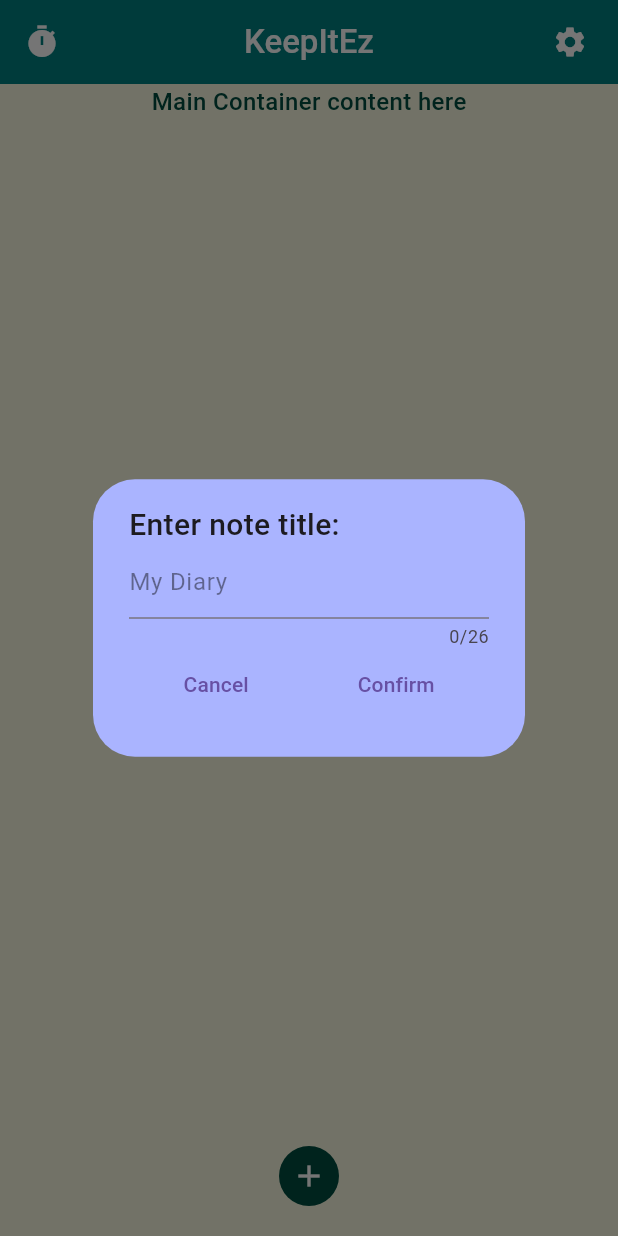
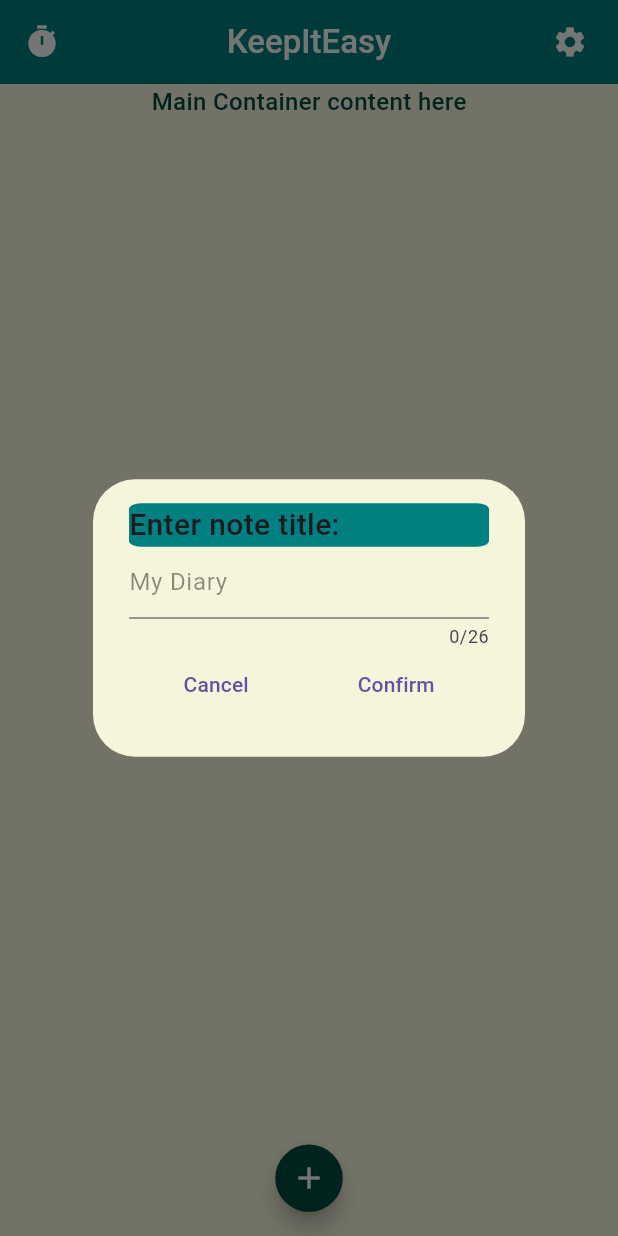
Before and after one commit to costasphot/KeepItEasy, a Flutter app: the screen it shows after launch, after a tap on the "add" icon, on a phone screen of 412 x 824 dp. Run offline on Flutter 3.47's test engine with Material 3 defaults, Android fonts, the light colour scheme and no system bars.

Commit message:
Language implementation, global settings, many fixes

```diff
--- /dev/null
+++ b/lib/global_settings.dart
@@ -0,0 +1,23 @@
+// global_settings.dart
+// This file groups all the global variables needed throughout the entire project.
+// . (global file)
+
+import "package:flutter/material.dart";
+import "package:flutter/services.dart";
+
+void exitApp() {
+  SystemNavigator.pop();
+}
+
+class GlobalSettings {
+  // Example of a global theme setting
+  static ThemeData themeData = ThemeData.light();
+
+  // Example of a global MediaQueryData setting (this should be updated in your main widget)
+  static MediaQueryData? mediaQueryData;
+
+  // Method to initialize MediaQueryData
+  static void initializeMediaQuery(BuildContext context) {
+    mediaQueryData = MediaQuery.of(context);
+  }
+}
--- /dev/null
+++ b/lib/language_data.dart
@@ -0,0 +1,268 @@
+// language_data.dart
+// The file contains the initializations and the data for every language.
+// (main.dart) -> (settings_functionality.dart) -> (languages_implementation.dart) -> .
+
+// Define the enum for language options
+enum LanguageOption { english, german, french, spanish, italian, greek, romanian, chinese, japanese, korean }
+
+final Map<LanguageOption, String> languageOptions = { // TODO: Make sure they"re correct
+  LanguageOption.english: "English",
+  LanguageOption.german: "Deutsch",
+  LanguageOption.french: "Français",
+  LanguageOption.spanish: "Español",
+  LanguageOption.italian: "Italiano",
+  LanguageOption.greek: "Ελληνικά",
+  LanguageOption.romanian: "Română",
+  LanguageOption.chinese: "中國人",
+  LanguageOption.japanese: "日本語",
+  LanguageOption.korean: "한국어",
+};
+
+class LanguageData { // TODO: Finish all these
+  static final Map<String, Map<String, String>> _localizedValues = {
+    // english, deutsch, french, spanish, italian, greek, romanian, chinese, japanese, korean
+    "en": {
+      "timer": "Timer",
+      "settings": "Settings",
+      "setting1": "Themes",
+      "setting2": "Languages",
+      "setting3": "Exit",
+      "language": "",
+      "chooseTheme": "",
+      "chooseLanguage": "",
+      "exitSettings": "",
+      "addNote": "Add a note",
+      "enterTitle": "Enter note title",
+      "enterTitleHint": "My Diary",
+      "cancelTitle": "Cancel",
+      "confirmTitle": "Confirm",
+      "newNoteGoBack": "Go Back",
+      "newNoteSaveTitle": "Save Title",
+      "newNoteEditTitle": "Edit Title",
+      "newNoteTextHint": "Date 25/07/2024\n\nYesterday, I began studying flutter and dart..."
+    },
+
+    "de": {
+      "timer": "",
+      "settings": "",
+      "setting1": "",
+      "setting2": "",
+      "setting3": "",
+      "language": "",
+      "chooseTheme": "",
+      "chooseLanguage": "",
+      "exitSettings": "",
+      "addNote": "",
+      "enterTitle": "",
+      "enterTitleHint": "",
+      "cancelTitle": "",
+      "confirmTitle": "",
+      "newNoteGoBack": "",
+      "newNoteSaveTitle": "",
+      "newNoteEditTitle": "",
+      "newNoteTextHint": ""
+    },
+
+    "fr": {
+      "timer": "",
+      "settings": "",
+      "setting1": "",
+      "setting2": "",
+      "setting3": "",
+      "language": "",
+      "chooseTheme": "",
+      "chooseLanguage": "",
+      "exitSettings": "",
+      "addNote": "",
+      "enterTitle": "",
+      "enterTitleHint": "",
+      "cancelTitle": "",
+      "confirmTitle": "",
+      "newNoteGoBack": "",
+      "newNoteSaveTitle": "",
+      "newNoteEditTitle": "",
+      "newNoteTextHint": ""
+    },
+
+    "es": {
+      "timer": "",
+      "settings": "",
+      "setting1": "",
+      "setting2": "",
+      "setting3": "",
+      "language": "",
+      "chooseTheme": "",
+      "chooseLanguage": "",
+      "exitSettings": "",
+      "addNote": "",
+      "enterTitle": "",
+      "enterTitleHint": "",
+      "cancelTitle": "",
+      "confirmTitle": "",
+      "newNoteGoBack": "",
+      "newNoteSaveTitle": "",
+      "newNoteEditTitle": "",
+      "newNoteTextHint": ""
+    },
+
+    "it": {
+      "timer": "",
+      "settings": "",
+      "setting1": "",
+      "setting2": "",
+      "setting3": "",
+      "language": "",
+      "chooseTheme": "",
+      "chooseLanguage": "",
+      "exitSettings": "",
+      "addNote": "",
+      "enterTitle": "",
+      "enterTitleHint": "",
+      "cancelTitle": "",
+      "confirmTitle": "",
+      "newNoteGoBack": "",
+      "newNoteSaveTitle": "",
+      "newNoteEditTitle": "",
+      "newNoteTextHint": ""
+    },
+
+    "gr": {
+      "timer": "Χρονόμετρο",
+      "settings": "Ρυθμίσεις",
+      "setting1": "Θέματα", // TODO: should I have the setting(k) or the "chooseTheme", "chooseLanguage" etc? I mean what was their purpose?
+      "setting2": "Γλώσσες", // They don"t make sense and seem like they"re just duplicates
+      "setting3": "Έξοδος",
+      "language": "",
+      "chooseTheme": "",
+      "chooseLanguage": "",
+      "exitSettings": "",
+      "addNote": "Προσθέστε μία σημείωση",
+      "enterTitle": "Επιλέξτε έναν τίτλο",
+      "enterTitleHint": "Το ημερολόγιό μου",
+      "cancelTitle": "Ακύρωση",
+      "confirmTitle": "Συνέχεια",
+      "newNoteGoBack": "Πίσω",
+      "newNoteSaveTitle": "Αποθήκευση τίτλου",
+      "newNoteEditTitle": "Επεξεργασία τίτλου",
+      "newNoteTextHint": "Ημερομηνία: 25/07/2024\n\nΧθες, ξεκίνησα να διαβάσω flutter και dart..."
+    },
+
+    "ro": {
+      "timer": "Temporizator",
+      "settings": "Setări",
+      "setting1": "Teme",
+      "setting2": "Limbi",
+      "setting3": "Ieșire",
+      "language": "",
+      "chooseTheme": "",
+      "chooseLanguage": "",
+      "exitSettings": "",
+      "addNote": "Adaugă notiță",
+      "enterTitle": "Introdu Titlul notiței",
+      "enterTitleHint": "Jurnalul meu",
+      "cancelTitle": "Șterge",
+      "confirmTitle": "Confirmare",
+      "newNoteGoBack": "Înapoi",
+      "newNoteSaveTitle": "Salvează titlul",
+      "newNoteEditTitle": "Editează titlul",
+      "newNoteTextHint": "Data 26/07/24\n\nIeri, am început să învăț..."
+    },
+
+    "cn": {
+      "timer": "",
+      "settings": "",
+      "setting1": "",
+      "setting2": "",
+      "setting3": "",
+      "language": "",
+      "chooseTheme": "",
+      "chooseLanguage": "",
+      "exitSettings": "",
+      "addNote": "",
+      "enterTitle": "",
+      "enterTitleHint": "",
+      "cancelTitle": "",
+      "confirmTitle": "",
+      "newNoteGoBack": "",
+      "newNoteEditTitle": "",
+      "newNoteTextHint": ""
+    },
+
+    "jp": {
+      "timer": "",
+      "settings": "",
+      "setting1": "",
+      "setting2": "",
+      "setting3": "",
+      "language": "",
+      "chooseTheme": "",
+      "chooseLanguage": "",
+      "exitSettings": "",
+      "addNote": "",
+      "enterTitle": "",
+      "enterTitleHint": "",
+      "cancelTitle": "",
+      "confirmTitle": "",
+      "newNoteGoBack": "",
+      "newNoteEditTitle": "",
+      "newNoteTextHint": ""
+    },
+
+    "kr": {
+      "timer": "",
+      "settings": "",
+      "setting1": "",
+      "setting2": "",
+      "setting3": "",
+      "language": "",
+      "chooseTheme": "",
+      "chooseLanguage": "",
+      "exitSettings": "",
+      "addNote": "",
+      "enterTitle": "",
+      "enterTitleHint": "",
+      "cancelTitle": "",
+      "confirmTitle": "",
+      "newNoteGoBack": "",
+      "newNoteEditTitle": "",
+      "newNoteTextHint": ""
+    },
+  };
+
+  static String languageCode = "en";
+
+  static String getText(String key) {
+    return _localizedValues[languageCode]?[key] ?? key;
+  }
+
+  static void setLanguage(String code) {
+    languageCode = code;
+  }
+
+  static String getLanguageCode(LanguageOption language) {
+    switch (language) {
+      case LanguageOption.english:
+        return "en";
+      case LanguageOption.german:
+        return "de";
+      case LanguageOption.french:
+        return "fr";
+      case LanguageOption.spanish:
+        return "es";
+      case LanguageOption.italian:
+        return "it";
+      case LanguageOption.greek:
+        return "gr";
+      case LanguageOption.romanian:
+        return "ro";
+      case LanguageOption.chinese:
+        return "cn";
+      case LanguageOption.japanese:
+        return "jp";
+      case LanguageOption.korean:
+        return "kr";
+      default:
+        return "en"; // Fallback to English
+    }
+  }
+}
--- a/lib/main.dart
+++ b/lib/main.dart
@@ -1,16 +1,21 @@
 // main.dart
 // This is the main file.
+// . (main)
 
-import 'package:flutter/material.dart';
-import 'dart:math';
+import "package:flutter/material.dart";
+import "dart:math";
 
-import './notes_functionality.dart';
-import './settings_functionality.dart';
+import "./notes_functionality.dart";
+import "./settings_functionality.dart";
+import "./global_settings.dart";
+import "./language_data.dart";
 
 void main() {
-  runApp(const MaterialApp(
-    home: KeepItEz(),
+  runApp(MaterialApp( // Removed 'const' from here because the theme cannot be a constant
+    home: const KeepItEz(),
     debugShowCheckedModeBanner: false,
+    theme: GlobalSettings.themeData, // Use global theme
+    // TODO: learn more about the theme
   ));
 }
 
@@ -27,6 +32,9 @@ class _KeepItEzState extends State<KeepItEz> {
 
   @override
   Widget build(BuildContext context) {
+    // Initialize MediaQueryData
+    GlobalSettings.initializeMediaQuery(context);
+
     return Scaffold(
       appBar: AppBar(
         backgroundColor: const Color.fromRGBO(0, 128, 128, 1),
@@ -35,10 +43,10 @@ class _KeepItEzState extends State<KeepItEz> {
           onPressed: () {
             // Add timer functionality
           },
-          tooltip: "Timer",
+          tooltip: LanguageData.getText("timer"),
           icon: const Icon(Icons.timer),
         ),
-        title: const Text("KeepItEz", style: TextStyle(fontWeight: FontWeight.w500)),
+        title: const Text("KeepItEasy", style: TextStyle(fontWeight: FontWeight.w500)),
         centerTitle: true,
         actions: [
           Padding(
@@ -46,16 +54,22 @@ class _KeepItEzState extends State<KeepItEz> {
             child: ConstrainedBox(
               constraints: const BoxConstraints(maxWidth: 50, maxHeight: 50),
               child: Tooltip(
-                message: settingsFunctionality.showTooltip ? "" : "Settings",
+                message: settingsFunctionality.showTooltip ? "" : LanguageData.getText("settings"),
                 child: PopupMenuButton<SettingOption>(
                   onSelected: (value) {
-                    settingsFunctionality.handleSettingOptionChange(this, value);
+                    settingsFunctionality.handleSettingOptionChange(
+                      context,
+                      () => setState(() {}) /* Current state to be used in the 'setState' method; value passed: _KeepItEzState */,
+                      value
+                    );
                   },
                   onCanceled: () {
-                    settingsFunctionality.handlePopupMenuCanceled(this);
+                    settingsFunctionality.handlePopupMenuCanceled(
+                      () => setState(() {})
+                    );
                   },
                   itemBuilder: (BuildContext context) {
-                    return settingOptions.entries.map((entry) {
+                    return settingOptions.entries.map((entry) { // TODO: Fix the pop-up menu's items when changing the language. It doesn't get updated
                       return PopupMenuItem<SettingOption>(
                         value: entry.key,
                         child: Text(
@@ -87,8 +101,8 @@ class _KeepItEzState extends State<KeepItEz> {
         height: double.infinity,
         width: double.infinity,
         color: const Color.fromRGBO(249, 249, 224, 1), // Soft Cream
-        child: Column(
-          children: const [
+        child: const Column( // REMOVE COLUMN HERE AFTER I'M DONE
+          children: [
             Text(
               "Main Container content here",
               style: TextStyle(
@@ -101,15 +115,22 @@ class _KeepItEzState extends State<KeepItEz> {
         ),
       ),
       floatingActionButtonLocation: FloatingActionButtonLocation.centerFloat,
-      floatingActionButton: IconButton(
-        onPressed: () {
-          showNoteStartup(context, titleName);
-        },
-        tooltip: "Add a note",
-        icon: const Icon(Icons.add),
-        style: const ButtonStyle(
-          backgroundColor: MaterialStatePropertyAll(Color.fromRGBO(0, 77, 64, 1)),
-          iconColor: MaterialStatePropertyAll(Color.fromRGBO(255, 255, 255, 1)),
+      floatingActionButton: SizedBox(
+        width: 45.0,
+        height: 45.0,
+        child: FloatingActionButton(
+          onPressed: () {
+            showNoteStartup(context, titleName);
+          },
+          tooltip: LanguageData.getText('addNote'),
+          backgroundColor: const Color.fromRGBO(0, 77, 64, 1),
+          shape: RoundedRectangleBorder(
+            borderRadius: BorderRadius.circular(32.0),
+          ),
+          child: const Icon(
+            Icons.add,
+            color: Color.fromRGBO(255, 255, 255, 1),
+          ),
         ),
       ),
     );
--- a/lib/notes_functionality.dart
+++ b/lib/notes_functionality.dart
@@ -1,26 +1,36 @@
 // notes_functionality.dart
 // This file implements the entire functionality of the 'Add Note' button and the new notes to be created.
+// (main.dart) -> .
 
-import 'package:flutter/material.dart';
+import "package:flutter/material.dart";
+import "./language_data.dart";
 
 Future<void> showNoteStartup(BuildContext context /* Instance */, String titleName) /* Threads (run on its own/run in parallel with the program) */ {
   TextEditingController controller = TextEditingController();
-  dynamic userInput;
+  // dynamic userInput;
 
   return showDialog<void>(
     context: context,
     builder: (BuildContext context) {
       return AlertDialog( // If I were to add a SizedBox to control the size of AlertDialog as a parent, it would be overriden by its contents,
-                          // because that's how AlertDialog works. It often ignores such constraints
-        backgroundColor: const Color.fromRGBO(170, 180, 255, 1),
+                            // because that's how AlertDialog works. It often ignores such constraints
+        backgroundColor: const Color.fromRGBO(245, 245, 220, 1),
         content: Column(
           mainAxisSize: MainAxisSize.min, // Ensures the dialog fits its content
           children: [
             Container(
               alignment: Alignment.topLeft,
-              child: const Text(
-                "Enter note title:",
-                style: TextStyle(
+              decoration: const BoxDecoration(
+                borderRadius: BorderRadius.all(Radius.elliptical(8, 4)),
+                border: Border.symmetric(
+                  horizontal: BorderSide.none,
+                  vertical: BorderSide.none,
+                ),
+                color: Color.fromRGBO(0, 128, 128, 1),
+              ),
+              child: Text(
+                "${LanguageData.getText("enterTitle")}:",
+                style: const TextStyle(
                   fontWeight: FontWeight.w500,
                   fontSize: 20,
                 )
@@ -31,9 +41,9 @@ Future<void> showNoteStartup(BuildContext context /* Instance */, String titleNa
               child: SizedBox(
                 width: 240,
                 child: TextField(
-                  decoration: const InputDecoration(
-                    hintText: "My Diary",
-                    hintStyle: TextStyle(
+                  decoration: InputDecoration(
+                    hintText: LanguageData.getText("enterTitleHint"),
+                    hintStyle: const TextStyle(
                       color: Color.fromRGBO(0, 0, 0, 0.445),
                     )
                   ),
@@ -49,16 +59,17 @@ Future<void> showNoteStartup(BuildContext context /* Instance */, String titleNa
                   onPressed: () {
                     Navigator.of(context).pop();
                   },
-                  child: const Text("Cancel"),
+                  child: Text(LanguageData.getText("cancelTitle")),
                 ),
                 TextButton( // Confirm Button
                   onPressed: () {
                     titleName = controller.text;
                     if (titleName != "") {
+                      Navigator.of(context).pop();
                       Navigator.push(context, MaterialPageRoute(builder: (context) => NewNote(titleName: titleName)));
                     } // TODO: else -> show an error (maybe)
                   },
-                  child: const Text("Confirm"),
+                  child: Text(LanguageData.getText("confirmTitle")),
                 )
               ]
             ),
@@ -118,7 +129,7 @@ class _NewNoteState extends State<NewNote> {
           onPressed: () {
             Navigator.pop(context);
           },
-          tooltip: "Go Back",
+          tooltip: LanguageData.getText("newNoteGoBack"),
           icon: const Icon(Icons.arrow_back),
         ),
         centerTitle: true,
@@ -149,7 +160,7 @@ class _NewNoteState extends State<NewNote> {
             padding: const EdgeInsets.only(right: 8.0),
             child: IconButton(
               onPressed: toggleEditTitle,
-              tooltip: isEditingTitle ? "Save Title" : "Edit Title",
+              tooltip: isEditingTitle ? LanguageData.getText("newNoteEditTitle") : LanguageData.getText("newNoteSaveTitle"),
               icon: Icon(isEditingTitle ? Icons.check : Icons.edit),
             ),
           )
@@ -164,9 +175,9 @@ class _NewNoteState extends State<NewNote> {
           children: [
             Expanded(
               child: TextField( // TODO: Study to implement storing the notes in .json files
-                decoration: const InputDecoration(
-                  hintText: "Date: 25/07/2024\n\nYesterday, I began studying flutter and dart...",
-                  hintStyle: TextStyle(
+                decoration: InputDecoration(
+                  hintText: LanguageData.getText("newNoteTextHint"),
+                  hintStyle: const TextStyle(
                     fontWeight: FontWeight.w200,
                     color: Color.fromRGBO(176, 190, 197, 1), // Light Grey
                   ),
--- a/lib/settings_functionality.dart
+++ b/lib/settings_functionality.dart
@@ -1,10 +1,12 @@
 // settings_functionality.dart
-// The file implements the functionalities of the 'Settings' button.
+// This file implements the functionalities of the 'Settings' button.
+// (main.dart) -> .
 
-// ignore_for_file: invalid_use_of_protected_member
-// TODO: maybe fix the above
+import "package:flutter/material.dart";
 
-import 'package:flutter/material.dart';
+import "./languages_implementation.dart";
+import "./language_data.dart";
+import "./global_settings.dart";
 
 // Define the enum for settings options
 enum SettingOption { option1, option2, option3 }
@@ -13,51 +15,54 @@ const int settingsButtonDelayMilliseconds = 220;
 
 // Define the options for the popup menu
 final Map<SettingOption, String> settingOptions = {
-  SettingOption.option1: "Setting 1",
-  SettingOption.option2: "Setting 2",
-  SettingOption.option3: "Exit",
+  SettingOption.option1: LanguageData.getText("setting1"), // Themes
+  SettingOption.option2: LanguageData.getText("setting2"), // Languages
+  SettingOption.option3: LanguageData.getText("setting3"), // Exit
 };
 
 class SettingsFunctionality {
   bool showTooltip = false;
   SettingOption? selectedOption;
+  LanguageOption? selectedLanguage = LanguageOption.english; // Default language
 
-  void handleSettingOptionChange(State state, SettingOption? value) {
-    state.setState(() {
-      selectedOption = value;
-      showTooltip = true;
-    });
+  void handleSettingOptionChange(BuildContext context, VoidCallback setStateCallback, SettingOption? value) {
+    setStateCallback();
+
+    showTooltip = true;
+    selectedOption = value;
 
     if (value != null) {
       switch (value) {
         case SettingOption.option1:
-          // Add functionality for Setting 1
+          // Add functionality for Themes
           break;
         case SettingOption.option2:
-          // Add functionality for Setting 2
+          showLanguagesPopup(context, selectedLanguage, (LanguageOption newLanguage) {
+            selectedLanguage = newLanguage;
+            LanguageData.setLanguage(LanguageData.getLanguageCode(newLanguage));
+            setStateCallback();
+          });
           break;
         case SettingOption.option3:
-          // Add functionality for Setting 3
+          Navigator.of(context).pop(); // Exit the current pop-up menu first
+          exitApp();
           break;
       }
     }
 
     Future.delayed(const Duration(milliseconds: settingsButtonDelayMilliseconds), () {
-      state.setState(() {
-        showTooltip = false;
-      });
+      setStateCallback();
+      showTooltip = false;
     });
   }
 
-  void handlePopupMenuCanceled(State state) {
-    state.setState(() {
-      showTooltip = true;
-    });
+  void handlePopupMenuCanceled(VoidCallback setStateCallback) {
+    setStateCallback();
+    showTooltip = true;
 
     Future.delayed(const Duration(milliseconds: settingsButtonDelayMilliseconds), () {
-      state.setState(() {
-        showTooltip = false;
-      });
+      setStateCallback();
+      showTooltip = false;
     });
   }
 }
```
Also changed, not shown: lib/languages_implementation.dart (added, +56 -0 lines), lib/test_and_notes.dart (+18 -2 lines), 1 other file.
